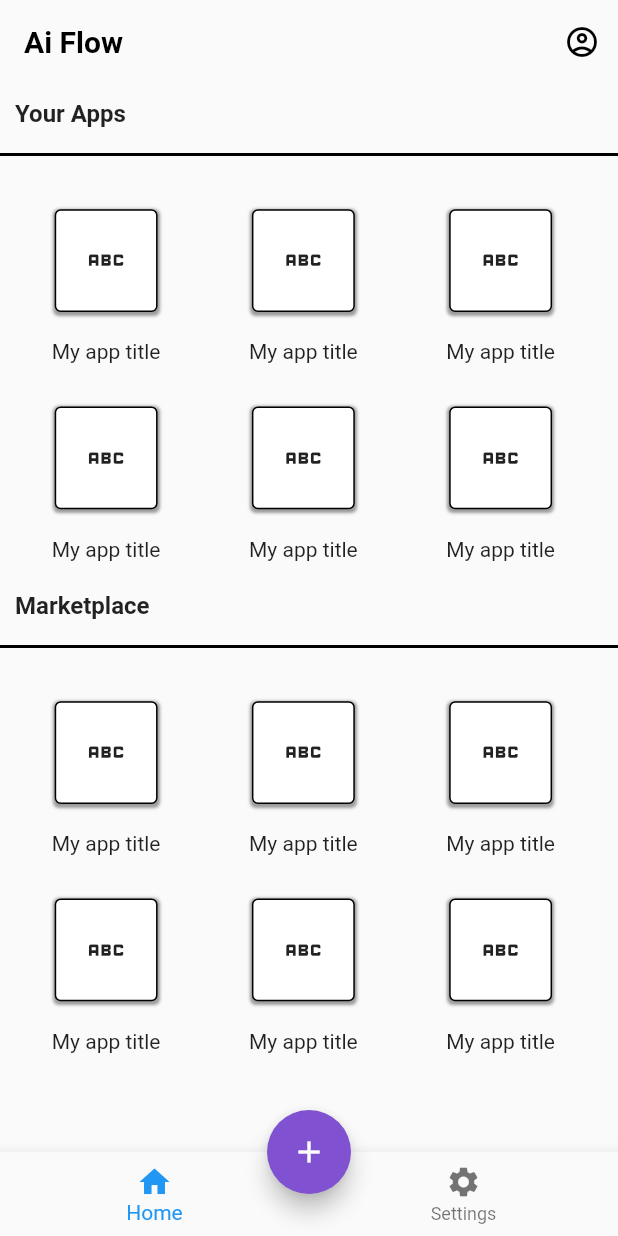
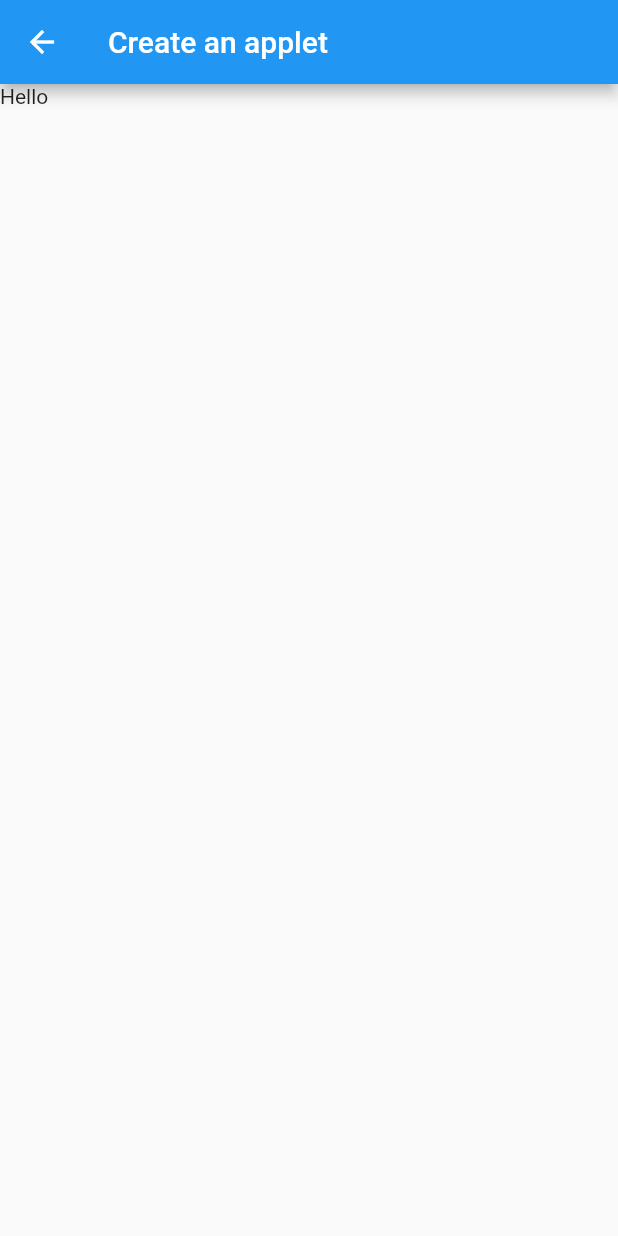
Before and after one commit to Kitenite/ai_flow_flutter, a Flutter app: the screen it shows after launch, after a tap on the "add" icon, on a phone screen of 412 x 824 dp. Run offline on Flutter 3.47's test engine with Material 2 defaults, Android fonts, the phone set to English and light mode, and no system bars; our stand-ins replace camera, video_player.

Commit message:
Nav to create screen

```diff
--- /dev/null
+++ b/lib/create_screen.dart
@@ -0,0 +1,20 @@
+import 'package:flutter/material.dart';
+
+class CreateScreen extends StatefulWidget {
+  const CreateScreen({Key? key}) : super(key: key);
+
+  @override
+  _CreateScreenState createState() => _CreateScreenState();
+}
+
+class _CreateScreenState extends State<CreateScreen> {
+  @override
+  Widget build(BuildContext context) {
+    return Scaffold(
+      appBar: AppBar(
+        title: const Text('Create an applet'),
+      ),
+      body: Text("Hello"),
+    );
+  }
+}
--- a/lib/home.dart
+++ b/lib/home_screen.dart
@@ -1,3 +1,4 @@
+import 'package:ai_flow/create_screen.dart';
 import 'package:flutter/material.dart';
 
 class HomePage extends StatefulWidget {
@@ -54,6 +55,7 @@ class _HomePageState extends State<HomePage> {
               ],
             ),
           ),
+          SizedBox(height: 20),
           Expanded(
             child: SelectAppletGridView(
               title: "Marketplace",
@@ -75,9 +77,12 @@ class _HomePageState extends State<HomePage> {
       floatingActionButtonLocation: FloatingActionButtonLocation.centerDocked,
       floatingActionButton: FloatingActionButton(
         onPressed: () {
-          // Nav to creation screen
+          Navigator.push(
+            context,
+            MaterialPageRoute(builder: (context) => const CreateScreen()),
+          );
         },
-        backgroundColor: Color.fromARGB(255, 128, 81, 209),
+        backgroundColor: const Color.fromARGB(255, 128, 81, 209),
         foregroundColor: Colors.white,
         child: const Icon(Icons.add),
       ),
@@ -185,9 +190,9 @@ class AppletPreviewButton extends StatelessWidget {
                   ),
                   child: FittedBox(
                     child: Container(
-                      padding: const EdgeInsets.all(15.0),
+                      padding: const EdgeInsets.all(10.0),
                       child: const Icon(
-                        Icons.abc,
+                        Icons.edit_note,
                       ),
                     ),
                   ),
--- a/lib/main.dart
+++ b/lib/main.dart
@@ -1,4 +1,4 @@
-import 'package:ai_flow/home.dart';
+import 'package:ai_flow/home_screen.dart';
 import 'package:flutter/material.dart';
 
 Future<void> main() async {
```
Also changed, not shown: lib/camera_nav_button.dart (+6 -2 lines).
